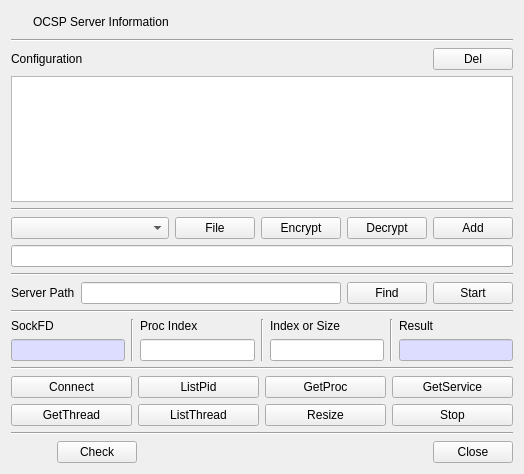
Above: CertMan/pki_srv_dlg.ui from jykim74/CertMan before the change. Below: the same form after it.
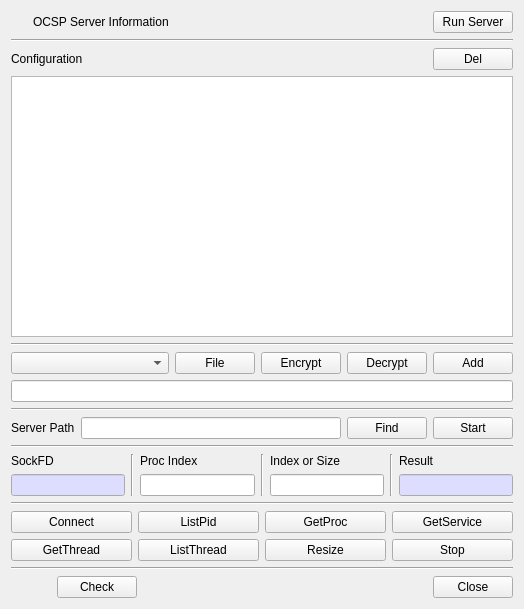
That is the form after the change. Icons and pictures are not drawn.

```diff
--- a/CertMan/pki_srv_dlg.ui
+++ b/CertMan/pki_srv_dlg.ui
@@ -7,7 +7,7 @@
     <x>0</x>
     <y>0</y>
     <width>524</width>
-    <height>474</height>
+    <height>609</height>
    </rect>
   </property>
   <property name="windowTitle">
@@ -19,13 +19,6 @@
      <property name="topMargin">
       <number>0</number>
      </property>
-     <item row="0" column="1">
-      <widget class="QLabel" name="mTitleLabel">
-       <property name="text">
-        <string>OCSP Server Information</string>
-       </property>
-      </widget>
-     </item>
      <item row="0" column="0">
       <widget class="QPushButton" name="pushButton">
        <property name="minimumSize">
@@ -52,6 +45,33 @@
        </property>
       </widget>
      </item>
+     <item row="0" column="1">
+      <widget class="QLabel" name="mTitleLabel">
+       <property name="text">
+        <string>OCSP Server Information</string>
+       </property>
+      </widget>
+     </item>
+     <item row="0" column="3">
+      <widget class="QPushButton" name="mRunBtn">
+       <property name="text">
+        <string>Run Server</string>
+       </property>
+      </widget>
+     </item>
+     <item row="0" column="2">
+      <spacer name="horizontalSpacer_2">
+       <property name="orientation">
+        <enum>Qt::Horizontal</enum>
+       </property>
+       <property name="sizeHint" stdset="0">
+        <size>
+         <width>40</width>
+         <height>20</height>
+        </size>
+       </property>
+      </spacer>
+     </item>
     </layout>
    </item>
    <item>
```
